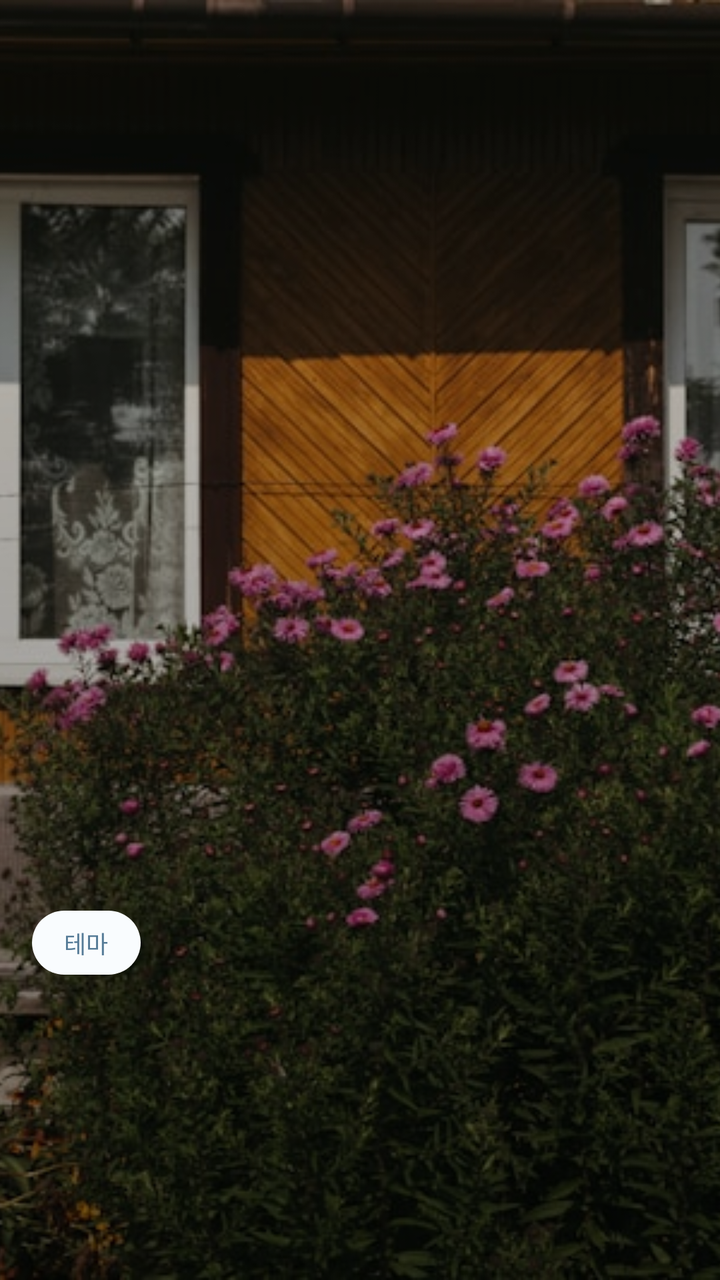
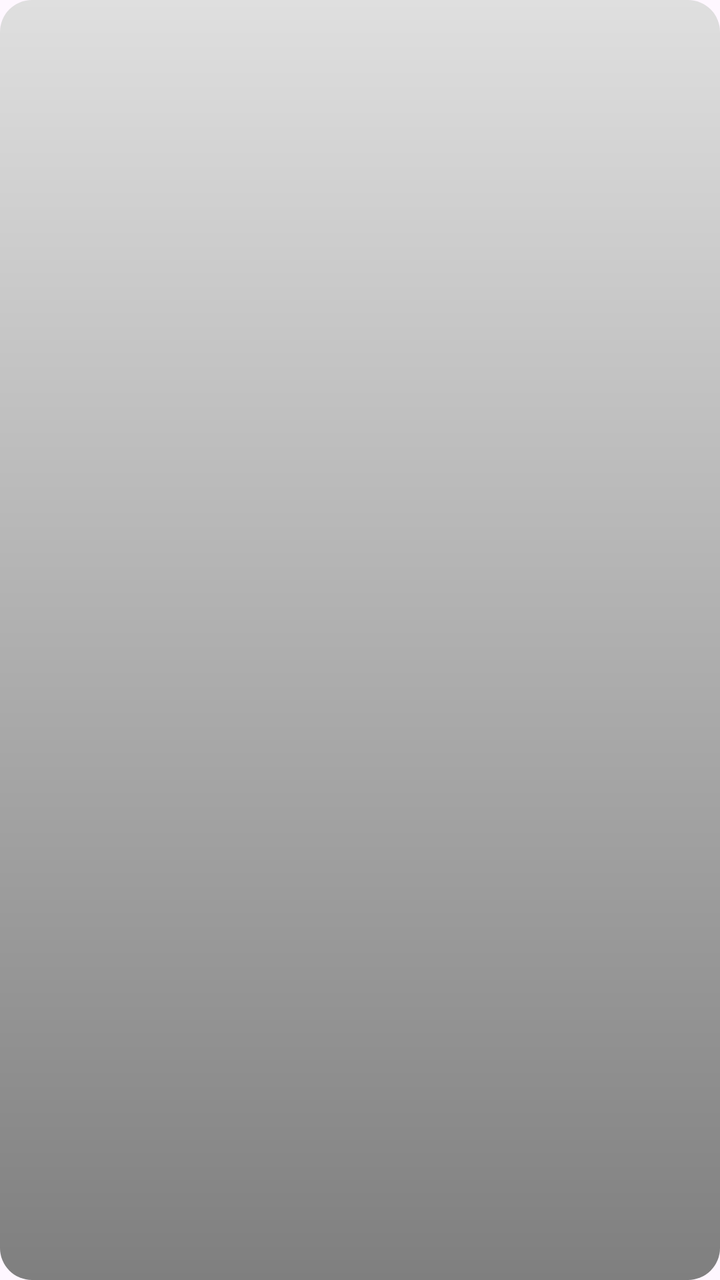

The first picture is an Android layout as it rendered before a commit; the second is the same layout after the commit. The layout source and the unified diff follow.
<!-- AndroidManifest.xml: application theme Theme.Bonda -->
<!-- res/layout/view_article.xml -->
<?xml version="1.0" encoding="utf-8"?>
<androidx.constraintlayout.widget.ConstraintLayout
    xmlns:android="http://schemas.android.com/apk/res/android"
    xmlns:app="http://schemas.android.com/apk/res-auto"
    android:layout_width="match_parent"
    android:layout_height="match_parent"
    android:clickable="true"
    android:focusable="true"
    android:foreground="?attr/selectableItemBackground">

    <ImageView
        android:id="@+id/article_image"
        android:layout_width="match_parent"
        android:layout_height="match_parent"
        android:src="@drawable/dummy_article_cover1"
        android:contentDescription="@string/article_view_image_description"
        android:scaleType="centerCrop" />

    <View
        android:layout_width="0dp"
        android:layout_height="0dp"
        android:background="@drawable/gradient_overlay"
        app:layout_constraintTop_toTopOf="parent"
        app:layout_constraintBottom_toBottomOf="parent"
        app:layout_constraintStart_toStartOf="parent"
        app:layout_constraintEnd_toEndOf="parent" />

    <com.google.android.material.chip.ChipGroup
        android:id="@+id/article_chip_group"
        android:layout_width="match_parent"
        android:layout_height="wrap_content"
        android:layout_marginHorizontal="16dp"
        android:layout_marginBottom="8dp"
        app:layout_constraintStart_toStartOf="parent"
        app:layout_constraintBottom_toTopOf="@id/article_title">

        <include
            layout="@layout/view_chip_theme" />

    </com.google.android.material.chip.ChipGroup>

    <TextView
        android:id="@+id/article_title"
        android:layout_width="match_parent"
        android:layout_height="wrap_content"
        android:layout_marginHorizontal="16dp"
        android:layout_marginBottom="24dp"
        android:textColor="@color/white"
        android:textSize="32sp"
        app:layout_constraintStart_toStartOf="parent"
        app:layout_constraintBottom_toTopOf="@id/article_subtitle" />

    <TextView
        android:id="@+id/article_subtitle"
        android:layout_width="match_parent"
        android:layout_height="wrap_content"
        android:layout_marginHorizontal="16dp"
        android:layout_marginBottom="48dp"
        android:textColor="#A1A1A1"
        android:textSize="16sp"
        app:layout_constraintBottom_toBottomOf="parent"
        app:layout_constraintStart_toStartOf="parent" />

</androidx.constraintlayout.widget.ConstraintLayout>
<!-- res/layout/view_chip_theme.xml (included above) -->
<?xml version="1.0" encoding="utf-8"?>
<com.google.android.material.chip.Chip
    xmlns:android="http://schemas.android.com/apk/res/android"
    xmlns:app="http://schemas.android.com/apk/res-auto"
    android:layout_width="wrap_content"
    android:layout_height="wrap_content"

    app:chipStrokeWidth="0dp"
    app:chipBackgroundColor="#F9FCFE"
    app:chipCornerRadius="16dp"

    android:text="@string/article_chip_theme"
    android:textColor="#557B97"
    android:textSize="12sp"

    android:clickable="false"
    android:focusable="false"
    android:checkable="false"
    android:enabled="false" />
<!-- resources referenced by this layout -->
<resources>
  <color name="white">#FFFFFFFF</color>
  <!-- drawable dummy_article_cover1: jpg bitmap (drawable, 143617 bytes) -->
  <!-- drawable gradient_overlay (drawable) -->
  <?xml version="1.0" encoding="utf-8"?>
  <shape xmlns:android="http://schemas.android.com/apk/res/android"
      android:shape="rectangle">
      <gradient
          android:startColor="#20000000"
          android:endColor="#80000000"
          android:angle="270"/>
  </shape>
  <string name="article_chip_theme">테마</string>
  <string name="article_view_image_description">ArticleViewImage</string>
  <style name="Theme.Bonda" parent="Base.Theme.Bonda">
          <item name="android:windowSplashScreenBackground">@color/splash_background</item>
          <item name="android:windowSplashScreenAnimatedIcon">@drawable/ic_splash_logo</item>
      </style>
  <style name="Base.Theme.Bonda" parent="Theme.Material3.Light.NoActionBar">
          
      </style>
  <color name="splash_background">#524545</color>
  <!-- drawable ic_splash_logo: vector/xml drawable (drawable, 6541 chars, omitted) -->
</resources>

<!-- the commit's change to res/layout/view_article.xml (unified diff, before → after) -->
@@ -1,84 +1,77 @@
 <?xml version="1.0" encoding="utf-8"?>
-<androidx.constraintlayout.widget.ConstraintLayout
+<androidx.cardview.widget.CardView
     xmlns:android="http://schemas.android.com/apk/res/android"
     xmlns:app="http://schemas.android.com/apk/res-auto"
     android:layout_width="match_parent"
-    android:layout_height="match_parent"
+    android:layout_height="0dp"
+    app:layout_constraintDimensionRatio="2:3"
+    app:cardCornerRadius="16dp"
+    app:cardElevation="0dp"
     android:clickable="true"
     android:focusable="true"
     android:foreground="?attr/selectableItemBackground">
 
-    <ImageView
-        android:id="@+id/article_image"
+    <androidx.constraintlayout.widget.ConstraintLayout
         android:layout_width="match_parent"
-        android:layout_height="match_parent"
-        android:src="@drawable/dummy_article_cover1"
-        android:contentDescription="@string/article_view_image_description"
-        android:scaleType="centerCrop" />
+        android:layout_height="match_parent">
 
-    <View
-        android:layout_width="0dp"
-        android:layout_height="0dp"
-        android:background="@drawable/gradient_overlay"
-        app:layout_constraintTop_toTopOf="parent"
-        app:layout_constraintBottom_toBottomOf="parent"
-        app:layout_constraintStart_toStartOf="parent"
-        app:layout_constraintEnd_toEndOf="parent" />
+        <ImageView
+            android:id="@+id/article_image"
+            android:layout_width="match_parent"
+            android:layout_height="match_parent"
+            android:contentDescription="@string/article_image_description"
+            android:scaleType="centerCrop" />
 
-    <com.google.android.material.chip.ChipGroup
-        android:id="@+id/article_chip_group"
-        android:layout_width="match_parent"
-        android:layout_height="wrap_content"
-        android:layout_marginHorizontal="16dp"
-        android:layout_marginBottom="8dp"
-        app:layout_constraintStart_toStartOf="parent"
-        app:layout_constraintBottom_toTopOf="@id/article_title">
+        <View
+            android:layout_width="0dp"
+            android:layout_height="0dp"
+            android:background="@drawable/gradient_overlay"
+            app:layout_constraintTop_toTopOf="parent"
+            app:layout_constraintBottom_toBottomOf="parent"
+            app:layout_constraintStart_toStartOf="parent"
+            app:layout_constraintEnd_toEndOf="parent" />
 
-        <include
-            layout="@layout/view_chip_theme" />
+        <ImageButton
+            android:id="@+id/article_button_bookmark"
+            android:layout_width="wrap_content"
+            android:layout_height="wrap_content"
+            android:layout_margin="24dp"
+            android:background="?attr/selectableItemBackgroundBorderless"
+            android:contentDescription="@string/article_bookmark_button_description"
+            app:tint="@color/white"
+            app:layout_constraintTop_toTopOf="parent"
+            app:layout_constraintEnd_toEndOf="parent" />
 
-    </com.google.android.material.chip.ChipGroup>
+        <com.google.android.material.chip.ChipGroup
+            android:id="@+id/article_chip_group"
+            android:layout_width="match_parent"
+            android:layout_height="wrap_content"
+            android:layout_marginHorizontal="16dp"
+            android:layout_marginBottom="8dp"
+            app:layout_constraintStart_toStartOf="parent"
+            app:layout_constraintBottom_toTopOf="@id/article_title" />
 
-    <TextView
-        android:id="@+id/article_title"
-        android:layout_width="match_parent"
-        android:layout_height="wrap_content"
-        android:layout_marginHorizontal="16dp"
-        android:layout_marginBottom="24dp"
-        android:textColor="@color/white"
-        android:textSize="32sp"
-        app:layout_constraintStart_toStartOf="parent"
-        app:layout_constraintBottom_toTopOf="@id/article_subtitle" />
+        <TextView
+            android:id="@+id/article_title"
+            android:layout_width="match_parent"
+            android:layout_height="wrap_content"
+            android:layout_marginHorizontal="16dp"
+            android:layout_marginBottom="24dp"
+            android:textColor="@color/white"
+            android:textSize="32sp"
+            app:layout_constraintStart_toStartOf="parent"
+            app:layout_constraintBottom_toTopOf="@id/article_subtitle" />
 
-    <TextView
-        android:id="@+id/article_subtitle"
-        android:layout_width="match_parent"
-        android:layout_height="wrap_content"
-        android:layout_marginHorizontal="16dp"
-        android:layout_marginBottom="48dp"
-        android:textColor="#A1A1A1"
-        android:textSize="16sp"
-        app:layout_constraintBottom_toBottomOf="parent"
-        app:layout_constraintStart_toStartOf="parent" />
+        <TextView
+            android:id="@+id/article_subtitle"
+            android:layout_width="match_parent"
+            android:layout_height="wrap_content"
+            android:layout_marginHorizontal="16dp"
+            android:layout_marginBottom="48dp"
+            android:textColor="#A1A1A1"
+            android:textSize="16sp"
+            app:layout_constraintBottom_toBottomOf="parent"
+            app:layout_constraintStart_toStartOf="parent" />
 
-</androidx.constraintlayout.widget.ConstraintLayout>
-<!-- res/layout/view_chip_theme.xml (included above) -->
-<?xml version="1.0" encoding="utf-8"?>
-<com.google.android.material.chip.Chip
-    xmlns:android="http://schemas.android.com/apk/res/android"
-    xmlns:app="http://schemas.android.com/apk/res-auto"
-    android:layout_width="wrap_content"
-    android:layout_height="wrap_content"
-
-    app:chipStrokeWidth="0dp"
-    app:chipBackgroundColor="#F9FCFE"
-    app:chipCornerRadius="16dp"
-
-    android:text="@string/article_chip_theme"
-    android:textColor="#557B97"
-    android:textSize="12sp"
-
-    android:clickable="false"
-    android:focusable="false"
-    android:checkable="false"
-    android:enabled="false" />
+    </androidx.constraintlayout.widget.ConstraintLayout>
+</androidx.cardview.widget.CardView>
<!-- resource entries referenced after the edit -->
@@ -1,7 +1,6 @@
 <!-- resources referenced by this layout -->
 <resources>
   <color name="white">#FFFFFFFF</color>
-  <!-- drawable dummy_article_cover1: jpg bitmap (drawable, 143617 bytes) -->
   <!-- drawable gradient_overlay (drawable) -->
   <?xml version="1.0" encoding="utf-8"?>
   <shape xmlns:android="http://schemas.android.com/apk/res/android"
@@ -11,8 +10,8 @@
           android:endColor="#80000000"
           android:angle="270"/>
   </shape>
-  <string name="article_chip_theme">테마</string>
-  <string name="article_view_image_description">ArticleViewImage</string>
+  <string name="article_bookmark_button_description">북마크 버튼</string>
+  <string name="article_image_description">아티클 이미지</string>
   <style name="Theme.Bonda" parent="Base.Theme.Bonda">
           <item name="android:windowSplashScreenBackground">@color/splash_background</item>
           <item name="android:windowSplashScreenAnimatedIcon">@drawable/ic_splash_logo</item>
